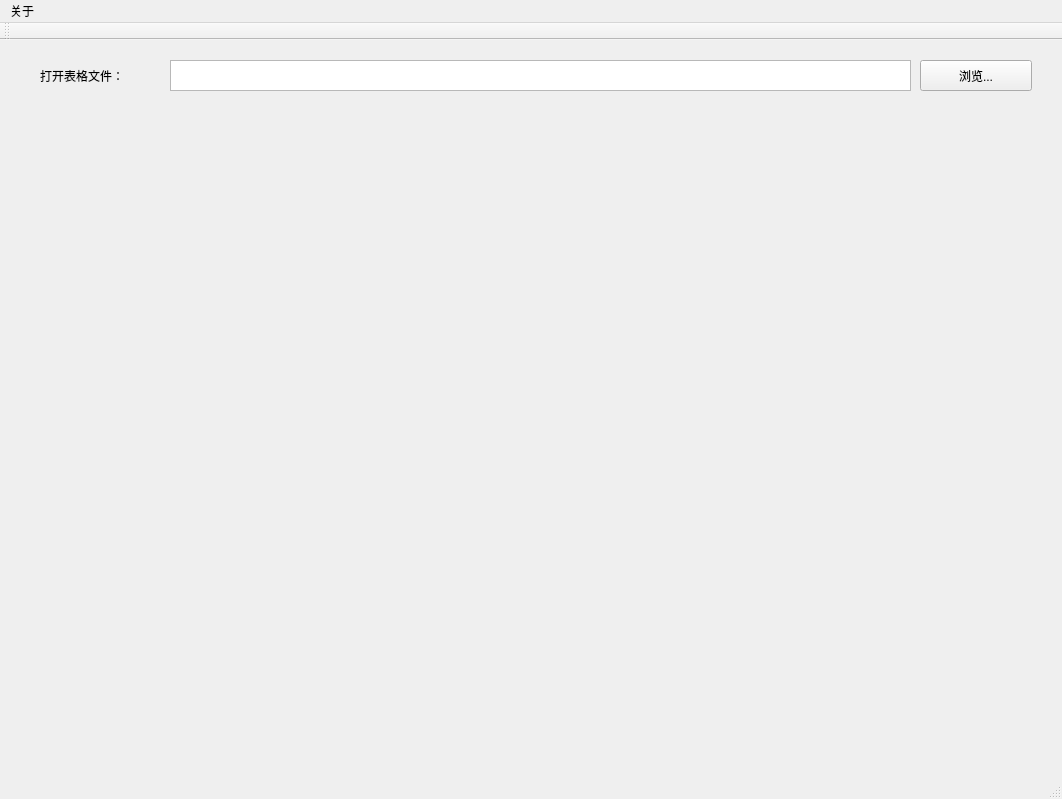
Old version of the form QExcelTool/QExcelTool.ui in the repository KeithCoreDumped/QExcelTool.
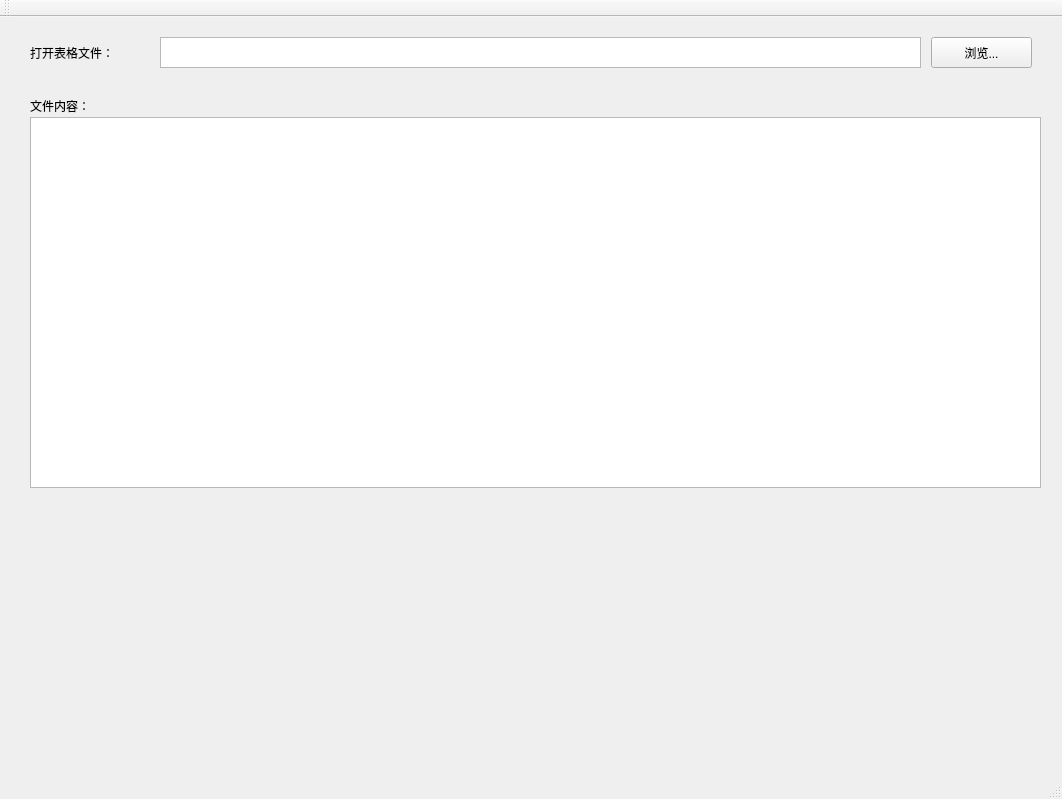
New version of the form.

What changed in the file:
```diff
--- a/QExcelTool/QExcelTool.ui
+++ b/QExcelTool/QExcelTool.ui
@@ -29,7 +29,7 @@
    <widget class="QLabel" name="label">
     <property name="geometry">
      <rect>
-      <x>40</x>
+      <x>30</x>
       <y>20</y>
       <width>131</width>
       <height>31</height>
@@ -42,9 +42,9 @@
    <widget class="QPushButton" name="pushButton_1">
     <property name="geometry">
      <rect>
-      <x>920</x>
+      <x>931</x>
       <y>20</y>
-      <width>112</width>
+      <width>101</width>
       <height>31</height>
      </rect>
     </property>
@@ -55,13 +55,36 @@
    <widget class="QTextBrowser" name="textBrowser">
     <property name="geometry">
      <rect>
-      <x>170</x>
+      <x>160</x>
       <y>20</y>
-      <width>741</width>
+      <width>761</width>
       <height>31</height>
      </rect>
     </property>
    </widget>
+   <widget class="QTableView" name="tableView">
+    <property name="geometry">
+     <rect>
+      <x>30</x>
+      <y>100</y>
+      <width>1011</width>
+      <height>371</height>
+     </rect>
+    </property>
+   </widget>
+   <widget class="QLabel" name="label_2">
+    <property name="geometry">
+     <rect>
+      <x>30</x>
+      <y>80</y>
+      <width>121</width>
+      <height>18</height>
+     </rect>
+    </property>
+    <property name="text">
+     <string>文件内容：</string>
+    </property>
+   </widget>
   </widget>
   <widget class="QMenuBar" name="menuBar">
    <property name="geometry">
@@ -72,12 +95,6 @@
      <height>29</height>
     </rect>
    </property>
-   <widget class="QMenu" name="menu">
-    <property name="title">
-     <string>关于</string>
-    </property>
-   </widget>
-   <addaction name="menu"/>
   </widget>
   <widget class="QToolBar" name="mainToolBar">
    <attribute name="toolBarArea">
```
